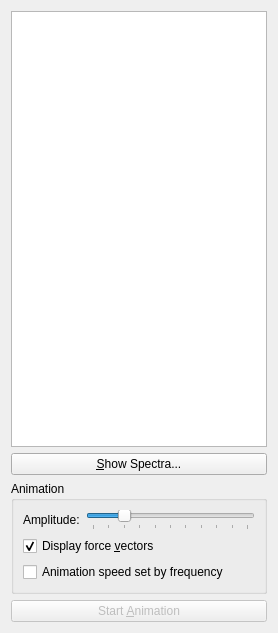
The window that libavogadro/src/extensions/vibrationwidget.ui (cryos/avogadro) describes before a commit, drawn with Qt 5.
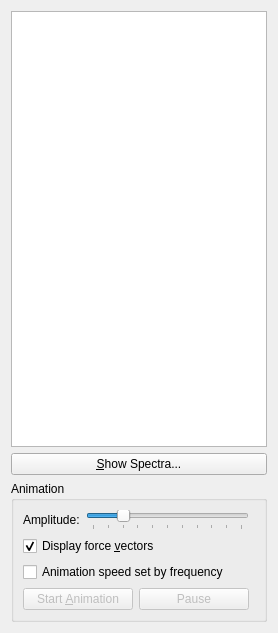
The same window after the commit.

Commit message: Fixed segfault on Forces; added Pause button

```diff
--- a/libavogadro/src/extensions/vibrationwidget.ui
+++ b/libavogadro/src/extensions/vibrationwidget.ui
@@ -96,17 +96,69 @@
      <property name="title">
       <string>Animation</string>
      </property>
-     <layout class="QVBoxLayout" name="verticalLayout">
-      <item>
+     <layout class="QGridLayout" name="gridLayout">
+      <item row="4" column="0" colspan="3">
+       <widget class="QCheckBox" name="animationSpeedCheckBox">
+        <property name="sizePolicy">
+         <sizepolicy hsizetype="Fixed" vsizetype="Fixed">
+          <horstretch>0</horstretch>
+          <verstretch>0</verstretch>
+         </sizepolicy>
+        </property>
+        <property name="toolTip">
+         <string>higher frequency vibrations will show faster movement</string>
+        </property>
+        <property name="text">
+         <string>Animation speed set by frequency</string>
+        </property>
+       </widget>
+      </item>
+      <item row="3" column="0" colspan="2">
+       <widget class="QCheckBox" name="displayForcesCheckBox">
+        <property name="text">
+         <string>Display force &amp;vectors</string>
+        </property>
+        <property name="checked">
+         <bool>true</bool>
+        </property>
+       </widget>
+      </item>
+      <item row="5" column="0">
+       <widget class="QPushButton" name="animationButton">
+        <property name="enabled">
+         <bool>false</bool>
+        </property>
+        <property name="sizePolicy">
+         <sizepolicy hsizetype="MinimumExpanding" vsizetype="Fixed">
+          <horstretch>0</horstretch>
+          <verstretch>0</verstretch>
+         </sizepolicy>
+        </property>
+        <property name="text">
+         <string>Start &amp;Animation</string>
+        </property>
+       </widget>
+      </item>
+      <item row="5" column="1">
+       <widget class="QPushButton" name="pauseButton">
+        <property name="enabled">
+         <bool>false</bool>
+        </property>
+        <property name="sizePolicy">
+         <sizepolicy hsizetype="MinimumExpanding" vsizetype="Fixed">
+          <horstretch>0</horstretch>
+          <verstretch>0</verstretch>
+         </sizepolicy>
+        </property>
+        <property name="text">
+         <string>Pause</string>
+        </property>
+       </widget>
+      </item>
+      <item row="2" column="0" colspan="2">
        <layout class="QHBoxLayout" name="horizontalLayout_2">
         <item>
          <widget class="QLabel" name="label">
-          <property name="sizePolicy">
-           <sizepolicy hsizetype="Preferred" vsizetype="Fixed">
-            <horstretch>0</horstretch>
-            <verstretch>0</verstretch>
-           </sizepolicy>
-          </property>
           <property name="text">
            <string>Amplitude:</string>
           </property>
@@ -117,12 +169,6 @@
         </item>
         <item>
          <widget class="QSlider" name="scaleSlider">
-          <property name="sizePolicy">
-           <sizepolicy hsizetype="MinimumExpanding" vsizetype="Fixed">
-            <horstretch>0</horstretch>
-            <verstretch>0</verstretch>
-           </sizepolicy>
-          </property>
           <property name="maximum">
            <number>10</number>
           </property>
@@ -142,51 +188,9 @@
         </item>
        </layout>
       </item>
-      <item>
-       <widget class="QCheckBox" name="displayForcesCheckBox">
-        <property name="text">
-         <string>Display force &amp;vectors</string>
-        </property>
-        <property name="checked">
-         <bool>true</bool>
-        </property>
-       </widget>
-      </item>
-      <item>
-       <widget class="QCheckBox" name="animationSpeedCheckBox">
-        <property name="sizePolicy">
-         <sizepolicy hsizetype="Fixed" vsizetype="Fixed">
-          <horstretch>0</horstretch>
-          <verstretch>0</verstretch>
-         </sizepolicy>
-        </property>
-        <property name="toolTip">
-         <string>higher frequency vibrations will show faster movement</string>
-        </property>
-        <property name="text">
-         <string>Animation speed set by frequency</string>
-        </property>
-       </widget>
-      </item>
      </layout>
     </widget>
    </item>
-   <item>
-    <widget class="QPushButton" name="animationButton">
-     <property name="enabled">
-      <bool>false</bool>
-     </property>
-     <property name="sizePolicy">
-      <sizepolicy hsizetype="MinimumExpanding" vsizetype="Fixed">
-       <horstretch>0</horstretch>
-       <verstretch>0</verstretch>
-      </sizepolicy>
-     </property>
-     <property name="text">
-      <string>Start &amp;Animation</string>
-     </property>
-    </widget>
-   </item>
   </layout>
  </widget>
  <resources/>
```
The commit also changes 4 other files.
